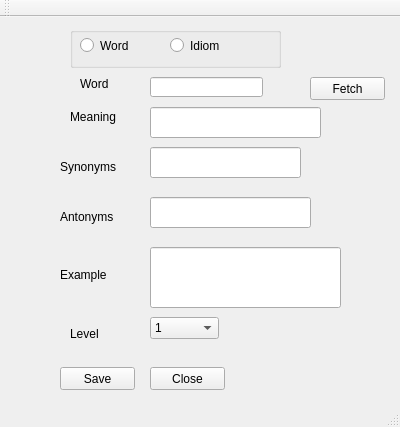
Qt form vocabmain.ui (gauravpruthi/VocabBuilder-Qt) before a commit.
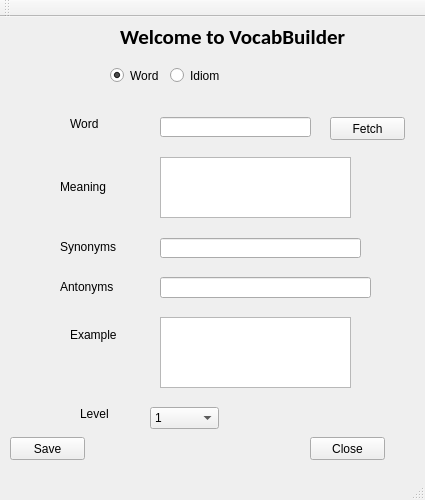
The same form after that commit.

Commit message: Updated VocabBuilder-QT

```diff
--- a/vocabmain.ui
+++ b/vocabmain.ui
@@ -6,19 +6,28 @@
    <rect>
     <x>0</x>
     <y>0</y>
-    <width>400</width>
-    <height>427</height>
+    <width>425</width>
+    <height>500</height>
    </rect>
   </property>
+  <property name="maximumSize">
+   <size>
+    <width>425</width>
+    <height>500</height>
+   </size>
+  </property>
   <property name="windowTitle">
    <string>VocabMain</string>
   </property>
+  <property name="autoFillBackground">
+   <bool>true</bool>
+  </property>
   <widget class="QWidget" name="centralWidget">
    <widget class="QLabel" name="labelWord">
     <property name="geometry">
      <rect>
-      <x>80</x>
-      <y>60</y>
+      <x>70</x>
+      <y>100</y>
       <width>46</width>
       <height>13</height>
      </rect>
@@ -30,8 +39,8 @@
    <widget class="QLabel" name="labelMeaning">
     <property name="geometry">
      <rect>
-      <x>70</x>
-      <y>90</y>
+      <x>60</x>
+      <y>160</y>
       <width>61</width>
       <height>20</height>
      </rect>
@@ -44,7 +53,7 @@
     <property name="geometry">
      <rect>
       <x>60</x>
-      <y>140</y>
+      <y>220</y>
       <width>61</width>
       <height>20</height>
      </rect>
@@ -57,7 +66,7 @@
     <property name="geometry">
      <rect>
       <x>60</x>
-      <y>190</y>
+      <y>260</y>
       <width>61</width>
       <height>20</height>
      </rect>
@@ -69,8 +78,8 @@
    <widget class="QLabel" name="labelDesc">
     <property name="geometry">
      <rect>
-      <x>60</x>
-      <y>250</y>
+      <x>70</x>
+      <y>310</y>
       <width>61</width>
       <height>16</height>
      </rect>
@@ -82,8 +91,8 @@
    <widget class="QLabel" name="labelLevel">
     <property name="geometry">
      <rect>
-      <x>70</x>
-      <y>310</y>
+      <x>80</x>
+      <y>390</y>
       <width>46</width>
       <height>13</height>
      </rect>
@@ -95,8 +104,8 @@
    <widget class="QPushButton" name="buttonSave">
     <property name="geometry">
      <rect>
-      <x>60</x>
-      <y>350</y>
+      <x>10</x>
+      <y>420</y>
       <width>75</width>
       <height>23</height>
      </rect>
@@ -108,8 +117,8 @@
    <widget class="QPushButton" name="buttonClose">
     <property name="geometry">
      <rect>
-      <x>150</x>
-      <y>350</y>
+      <x>310</x>
+      <y>420</y>
       <width>75</width>
       <height>23</height>
      </rect>
@@ -121,8 +130,8 @@
    <widget class="QPushButton" name="buttonFetch">
     <property name="geometry">
      <rect>
-      <x>310</x>
-      <y>60</y>
+      <x>330</x>
+      <y>100</y>
       <width>75</width>
       <height>23</height>
      </rect>
@@ -135,7 +144,7 @@
     <property name="geometry">
      <rect>
       <x>150</x>
-      <y>300</y>
+      <y>390</y>
       <width>69</width>
       <height>22</height>
      </rect>
@@ -166,94 +175,545 @@
      </property>
     </item>
    </widget>
-   <widget class="QGroupBox" name="groupBox">
-    <property name="geometry">
-     <rect>
-      <x>70</x>
-      <y>10</y>
-      <width>211</width>
-      <height>41</height>
-     </rect>
-    </property>
-    <property name="title">
-     <string/>
-    </property>
-    <widget class="QRadioButton" name="radioWord">
-     <property name="geometry">
-      <rect>
-       <x>10</x>
-       <y>10</y>
-       <width>82</width>
-       <height>17</height>
-      </rect>
-     </property>
-     <property name="text">
-      <string>Word</string>
-     </property>
-    </widget>
-    <widget class="QRadioButton" name="radioIdiom">
-     <property name="geometry">
-      <rect>
-       <x>100</x>
-       <y>10</y>
-       <width>82</width>
-       <height>17</height>
-      </rect>
-     </property>
-     <property name="text">
-      <string>Idiom</string>
-     </property>
-    </widget>
-   </widget>
    <widget class="QLineEdit" name="fieldWord">
     <property name="geometry">
      <rect>
-      <x>150</x>
-      <y>60</y>
-      <width>113</width>
-      <height>20</height>
-     </rect>
-    </property>
-   </widget>
-   <widget class="QLineEdit" name="fieldMeaning">
-    <property name="geometry">
-     <rect>
-      <x>150</x>
-      <y>90</y>
-      <width>171</width>
-      <height>31</height>
-     </rect>
-    </property>
-   </widget>
-   <widget class="QLineEdit" name="fieldSyn">
-    <property name="geometry">
-     <rect>
-      <x>150</x>
-      <y>130</y>
+      <x>160</x>
+      <y>100</y>
       <width>151</width>
-      <height>31</height>
+      <height>20</height>
      </rect>
     </property>
    </widget>
-   <widget class="QLineEdit" name="fieldAnt">
+   <widget class="QTextEdit" name="fieldMeaning">
     <property name="geometry">
      <rect>
-      <x>150</x>
-      <y>180</y>
-      <width>161</width>
-      <height>31</height>
-     </rect>
-    </property>
-   </widget>
-   <widget class="QLineEdit" name="fieldEx">
-    <property name="geometry">
-     <rect>
-      <x>150</x>
-      <y>230</y>
+      <x>160</x>
+      <y>140</y>
       <width>191</width>
       <height>61</height>
      </rect>
     </property>
+    <property name="lineWrapMode">
+     <enum>QTextEdit::FixedColumnWidth</enum>
+    </property>
+    <property name="lineWrapColumnOrWidth">
+     <number>40</number>
+    </property>
+    <property name="acceptRichText">
+     <bool>false</bool>
+    </property>
+   </widget>
+   <widget class="QLineEdit" name="fieldSyn">
+    <property name="geometry">
+     <rect>
+      <x>160</x>
+      <y>221</y>
+      <width>201</width>
+      <height>20</height>
+     </rect>
+    </property>
+   </widget>
+   <widget class="QLineEdit" name="fieldAnt">
+    <property name="geometry">
+     <rect>
+      <x>160</x>
+      <y>260</y>
+      <width>211</width>
+      <height>21</height>
+     </rect>
+    </property>
+   </widget>
+   <widget class="QRadioButton" name="radioWord">
+    <property name="geometry">
+     <rect>
+      <x>110</x>
+      <y>50</y>
+      <width>82</width>
+      <height>17</height>
+     </rect>
+    </property>
+    <property name="text">
+     <string>Word</string>
+    </property>
+    <property name="checked">
+     <bool>true</bool>
+    </property>
+    <attribute name="buttonGroup">
+     <string notr="true">buttonGroup</string>
+    </attribute>
+   </widget>
+   <widget class="QRadioButton" name="radioIdiom">
+    <property name="geometry">
+     <rect>
+      <x>170</x>
+      <y>50</y>
+      <width>82</width>
+      <height>17</height>
+     </rect>
+    </property>
+    <property name="text">
+     <string>Idiom</string>
+    </property>
+    <attribute name="buttonGroup">
+     <string notr="true">buttonGroup</string>
+    </attribute>
+   </widget>
+   <widget class="QLabel" name="labelHead">
+    <property name="geometry">
+     <rect>
+      <x>120</x>
+      <y>10</y>
+      <width>231</width>
+      <height>20</height>
+     </rect>
+    </property>
+    <property name="palette">
+     <palette>
+      <active>
+       <colorrole role="WindowText">
+        <brush brushstyle="SolidPattern">
+         <color alpha="255">
+          <red>0</red>
+          <green>0</green>
+          <blue>0</blue>
+         </color>
+        </brush>
+       </colorrole>
+       <colorrole role="Button">
+        <brush brushstyle="SolidPattern">
+         <color alpha="255">
+          <red>255</red>
+          <green>255</green>
+          <blue>255</blue>
+         </color>
+        </brush>
+       </colorrole>
+       <colorrole role="Light">
+        <brush brushstyle="SolidPattern">
+         <color alpha="255">
+          <red>255</red>
+          <green>255</green>
+          <blue>255</blue>
+         </color>
+        </brush>
+       </colorrole>
+       <colorrole role="Midlight">
+        <brush brushstyle="SolidPattern">
+         <color alpha="255">
+          <red>255</red>
+          <green>255</green>
+          <blue>255</blue>
+         </color>
+        </brush>
+       </colorrole>
+       <colorrole role="Dark">
+        <brush brushstyle="SolidPattern">
+         <color alpha="255">
+          <red>127</red>
+          <green>127</green>
+          <blue>127</blue>
+         </color>
+        </brush>
+       </colorrole>
+       <colorrole role="Mid">
+        <brush brushstyle="SolidPattern">
+         <color alpha="255">
+          <red>170</red>
+          <green>170</green>
+          <blue>170</blue>
+         </color>
+        </brush>
+       </colorrole>
+       <colorrole role="Text">
+        <brush brushstyle="SolidPattern">
+         <color alpha="255">
+          <red>0</red>
+          <green>0</green>
+          <blue>0</blue>
+         </color>
+        </brush>
+       </colorrole>
+       <colorrole role="BrightText">
+        <brush brushstyle="SolidPattern">
+         <color alpha="255">
+          <red>255</red>
+          <green>255</green>
+          <blue>255</blue>
+         </color>
+        </brush>
+       </colorrole>
+       <colorrole role="ButtonText">
+        <brush brushstyle="SolidPattern">
+         <color alpha="255">
+          <red>0</red>
+          <green>0</green>
+          <blue>0</blue>
+         </color>
+        </brush>
+       </colorrole>
+       <colorrole role="Base">
+        <brush brushstyle="SolidPattern">
+         <color alpha="255">
+          <red>255</red>
+          <green>255</green>
+          <blue>255</blue>
+         </color>
+        </brush>
+       </colorrole>
+       <colorrole role="Window">
+        <brush brushstyle="SolidPattern">
+         <color alpha="255">
+          <red>255</red>
+          <green>255</green>
+          <blue>255</blue>
+         </color>
+        </brush>
+       </colorrole>
+       <colorrole role="Shadow">
+        <brush brushstyle="SolidPattern">
+         <color alpha="255">
+          <red>0</red>
+          <green>0</green>
+          <blue>0</blue>
+         </color>
+        </brush>
+       </colorrole>
+       <colorrole role="AlternateBase">
+        <brush brushstyle="SolidPattern">
+         <color alpha="255">
+          <red>255</red>
+          <green>255</green>
+          <blue>255</blue>
+         </color>
+        </brush>
+       </colorrole>
+       <colorrole role="ToolTipBase">
+        <brush brushstyle="SolidPattern">
+         <color alpha="255">
+          <red>255</red>
+          <green>255</green>
+          <blue>220</blue>
+         </color>
+        </brush>
+       </colorrole>
+       <colorrole role="ToolTipText">
+        <brush brushstyle="SolidPattern">
+         <color alpha="255">
+          <red>0</red>
+          <green>0</green>
+          <blue>0</blue>
+         </color>
+        </brush>
+       </colorrole>
+      </active>
+      <inactive>
+       <colorrole role="WindowText">
+        <brush brushstyle="SolidPattern">
+         <color alpha="255">
+          <red>0</red>
+          <green>0</green>
+          <blue>0</blue>
+         </color>
+        </brush>
+       </colorrole>
+       <colorrole role="Button">
+        <brush brushstyle="SolidPattern">
+         <color alpha="255">
+          <red>255</red>
+          <green>255</green>
+          <blue>255</blue>
+         </color>
+        </brush>
+       </colorrole>
+       <colorrole role="Light">
+        <brush brushstyle="SolidPattern">
+         <color alpha="255">
+          <red>255</red>
+          <green>255</green>
+          <blue>255</blue>
+         </color>
+        </brush>
+       </colorrole>
+       <colorrole role="Midlight">
+        <brush brushstyle="SolidPattern">
+         <color alpha="255">
+          <red>255</red>
+          <green>255</green>
+          <blue>255</blue>
+         </color>
+        </brush>
+       </colorrole>
+       <colorrole role="Dark">
+        <brush brushstyle="SolidPattern">
+         <color alpha="255">
+          <red>127</red>
+          <green>127</green>
+          <blue>127</blue>
+         </color>
+        </brush>
+       </colorrole>
+       <colorrole role="Mid">
+        <brush brushstyle="SolidPattern">
+         <color alpha="255">
+          <red>170</red>
+          <green>170</green>
+          <blue>170</blue>
+         </color>
+        </brush>
+       </colorrole>
+       <colorrole role="Text">
+        <brush brushstyle="SolidPattern">
+         <color alpha="255">
+          <red>0</red>
+          <green>0</green>
+          <blue>0</blue>
+         </color>
+        </brush>
+       </colorrole>
+       <colorrole role="BrightText">
+        <brush brushstyle="SolidPattern">
+         <color alpha="255">
+          <red>255</red>
+          <green>255</green>
+          <blue>255</blue>
+         </color>
+        </brush>
+       </colorrole>
+       <colorrole role="ButtonText">
+        <brush brushstyle="SolidPattern">
+         <color alpha="255">
+          <red>0</red>
+          <green>0</green>
+          <blue>0</blue>
+         </color>
+        </brush>
+       </colorrole>
+       <colorrole role="Base">
+        <brush brushstyle="SolidPattern">
+         <color alpha="255">
+          <red>255</red>
+          <green>255</green>
+          <blue>255</blue>
+         </color>
+        </brush>
+       </colorrole>
+       <colorrole role="Window">
+        <brush brushstyle="SolidPattern">
+         <color alpha="255">
+          <red>255</red>
+          <green>255</green>
+          <blue>255</blue>
+         </color>
+        </brush>
+       </colorrole>
+       <colorrole role="Shadow">
+        <brush brushstyle="SolidPattern">
+         <color alpha="255">
+          <red>0</red>
+          <green>0</green>
+          <blue>0</blue>
+         </color>
+        </brush>
+       </colorrole>
+       <colorrole role="AlternateBase">
+        <brush brushstyle="SolidPattern">
+         <color alpha="255">
+          <red>255</red>
+          <green>255</green>
+          <blue>255</blue>
+         </color>
+        </brush>
+       </colorrole>
+       <colorrole role="ToolTipBase">
+        <brush brushstyle="SolidPattern">
+         <color alpha="255">
+          <red>255</red>
+          <green>255</green>
+          <blue>220</blue>
+         </color>
+        </brush>
+       </colorrole>
+       <colorrole role="ToolTipText">
+        <brush brushstyle="SolidPattern">
+         <color alpha="255">
+          <red>0</red>
+          <green>0</green>
+          <blue>0</blue>
+         </color>
+        </brush>
+       </colorrole>
+      </inactive>
+      <disabled>
+       <colorrole role="WindowText">
+        <brush brushstyle="SolidPattern">
+         <color alpha="255">
+          <red>127</red>
+          <green>127</green>
+          <blue>127</blue>
+         </color>
+        </brush>
+       </colorrole>
+       <colorrole role="Button">
+        <brush brushstyle="SolidPattern">
+         <color alpha="255">
+          <red>255</red>
+          <green>255</green>
+          <blue>255</blue>
+         </color>
+        </brush>
+       </colorrole>
+       <colorrole role="Light">
+        <brush brushstyle="SolidPattern">
+         <color alpha="255">
+          <red>255</red>
+          <green>255</green>
+          <blue>255</blue>
+         </color>
+        </brush>
+       </colorrole>
+       <colorrole role="Midlight">
+        <brush brushstyle="SolidPattern">
+         <color alpha="255">
+          <red>255</red>
+          <green>255</green>
+          <blue>255</blue>
+         </color>
+        </brush>
+       </colorrole>
+       <colorrole role="Dark">
+        <brush brushstyle="SolidPattern">
+         <color alpha="255">
+          <red>127</red>
+          <green>127</green>
+          <blue>127</blue>
+         </color>
+        </brush>
+       </colorrole>
+       <colorrole role="Mid">
+        <brush brushstyle="SolidPattern">
+         <color alpha="255">
+          <red>170</red>
+          <green>170</green>
+          <blue>170</blue>
+         </color>
+        </brush>
+       </colorrole>
+       <colorrole role="Text">
+        <brush brushstyle="SolidPattern">
+         <color alpha="255">
+          <red>127</red>
+          <green>127</green>
+          <blue>127</blue>
+         </color>
+        </brush>
+       </colorrole>
+       <colorrole role="BrightText">
+        <brush brushstyle="SolidPattern">
+         <color alpha="255">
+          <red>255</red>
+          <green>255</green>
+          <blue>255</blue>
+         </color>
+        </brush>
+       </colorrole>
+       <colorrole role="ButtonText">
+        <brush brushstyle="SolidPattern">
+         <color alpha="255">
+          <red>127</red>
+          <green>127</green>
+          <blue>127</blue>
+         </color>
+        </brush>
+       </colorrole>
+       <colorrole role="Base">
+        <brush brushstyle="SolidPattern">
+         <color alpha="255">
+          <red>255</red>
+          <green>255</green>
+          <blue>255</blue>
+         </color>
+        </brush>
+       </colorrole>
+       <colorrole role="Window">
+        <brush brushstyle="SolidPattern">
+         <color alpha="255">
+          <red>255</red>
+          <green>255</green>
+          <blue>255</blue>
+         </color>
+        </brush>
+       </colorrole>
+       <colorrole role="Shadow">
+        <brush brushstyle="SolidPattern">
+         <color alpha="255">
+          <red>0</red>
+          <green>0</green>
+          <blue>0</blue>
+         </color>
+        </brush>
+       </colorrole>
+       <colorrole role="AlternateBase">
+        <brush brushstyle="SolidPattern">
+         <color alpha="255">
+          <red>255</red>
+          <green>255</green>
+          <blue>255</blue>
+         </color>
+        </brush>
+       </colorrole>
+       <colorrole role="ToolTipBase">
+        <brush brushstyle="SolidPattern">
+         <color alpha="255">
+          <red>255</red>
+          <green>255</green>
+          <blue>220</blue>
+         </color>
+        </brush>
+       </colorrole>
+       <colorrole role="ToolTipText">
+        <brush brushstyle="SolidPattern">
+         <color alpha="255">
+          <red>0</red>
+          <green>0</green>
+          <blue>0</blue>
+         </color>
+        </brush>
+       </colorrole>
+      </disabled>
+     </palette>
+    </property>
+    <property name="font">
+     <font>
+      <family>Calibri</family>
+      <pointsize>16</pointsize>
+      <weight>75</weight>
+      <bold>true</bold>
+      <stylestrategy>PreferAntialias</stylestrategy>
+     </font>
+    </property>
+    <property name="text">
+     <string>Welcome to VocabBuilder</string>
+    </property>
+   </widget>
+   <widget class="QTextEdit" name="fieldEx">
+    <property name="geometry">
+     <rect>
+      <x>160</x>
+      <y>300</y>
+      <width>191</width>
+      <height>71</height>
+     </rect>
+    </property>
+    <property name="lineWrapMode">
+     <enum>QTextEdit::FixedColumnWidth</enum>
+    </property>
+    <property name="lineWrapColumnOrWidth">
+     <number>40</number>
+    </property>
+    <property name="acceptRichText">
+     <bool>false</bool>
+    </property>
    </widget>
   </widget>
   <widget class="QToolBar" name="mainToolBar">
```
Left out of the diff: 3 changed lines with no effect on the pictures. The commit also changes 13 other files.
